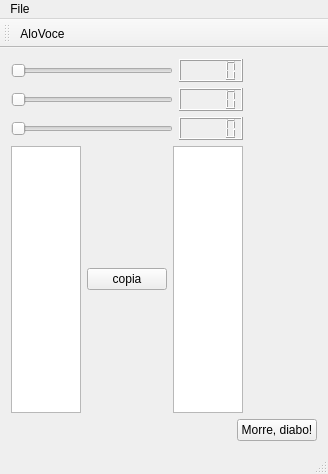
Qt form helloqt/mainwindow.ui (agostinhobritojr/dca1202) before a commit.
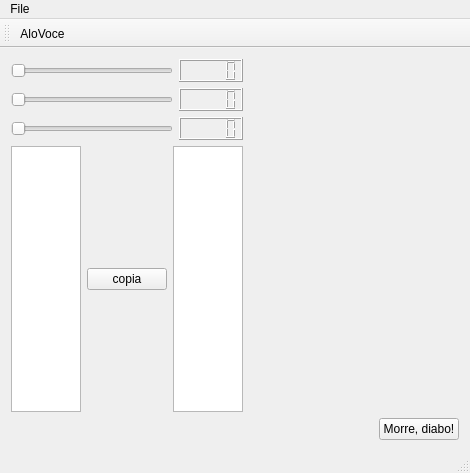
The same form after that commit. Icons and pictures are not drawn. Custom widgets are drawn as their Qt base class.

```diff
--- a/helloqt/mainwindow.ui
+++ b/helloqt/mainwindow.ui
@@ -6,8 +6,8 @@
    <rect>
     <x>0</x>
     <y>0</y>
-    <width>328</width>
-    <height>474</height>
+    <width>470</width>
+    <height>473</height>
    </rect>
   </property>
   <property name="windowTitle">
@@ -120,7 +120,7 @@
     <rect>
      <x>0</x>
      <y>0</y>
-     <width>328</width>
+     <width>470</width>
      <height>22</height>
     </rect>
    </property>
```
Left out of the diff: 10 changed lines with no effect on the pictures.
